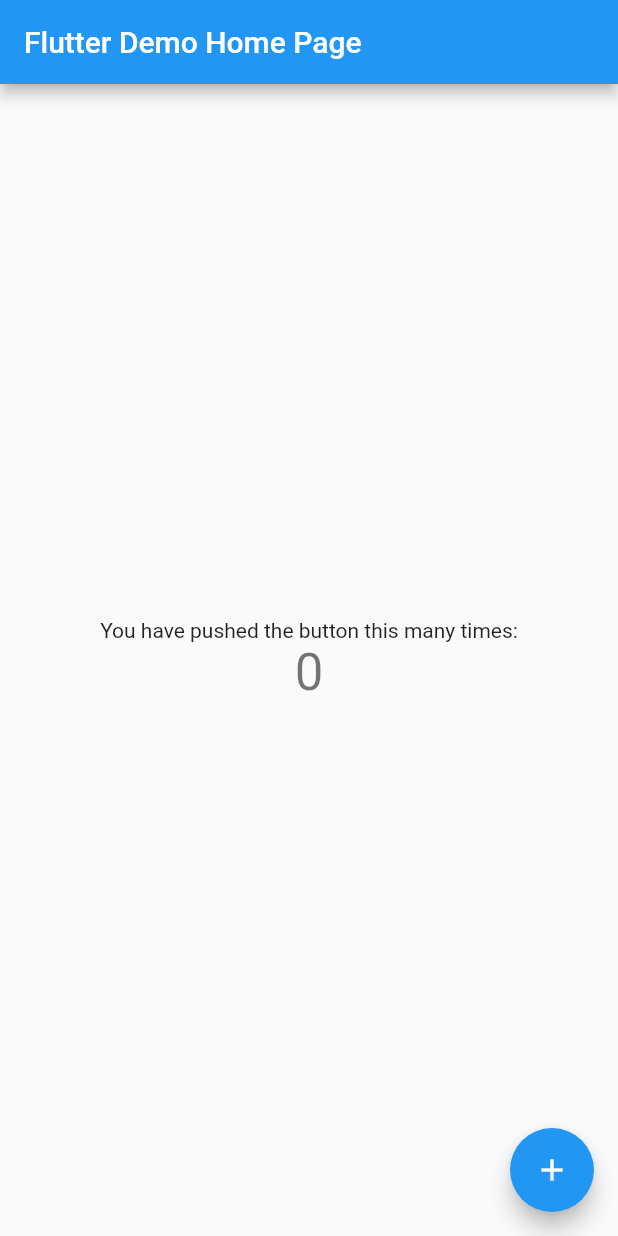
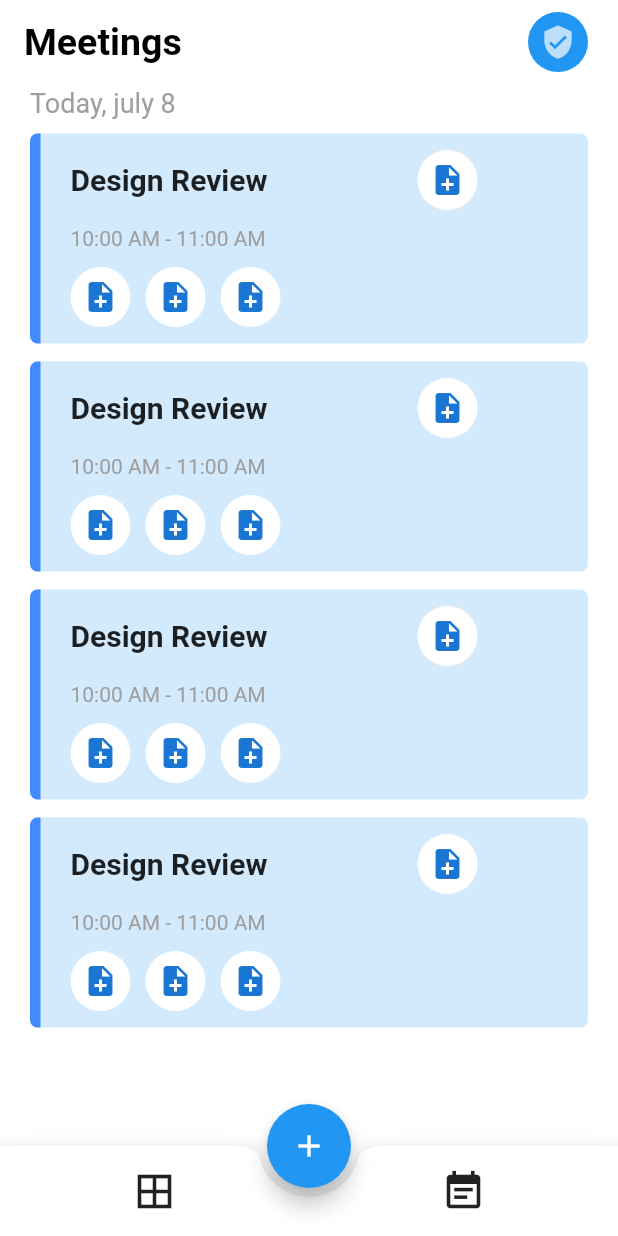
Before and after one commit to irvine5k/flutter_piaui_app, a Flutter app: the screen it shows after launch, on a phone screen of 412 x 824 dp. Run offline on Flutter 3.47's test engine with Material 2 defaults, Android fonts, the light colour scheme and no system bars.

Commit message:
adicionado tela de home no app

```diff
--- a/lib/main.dart
+++ b/lib/main.dart
@@ -1,111 +1,15 @@
 import 'package:flutter/material.dart';
+import 'package:flutter_piaui_app/src/home/home_page.dart';
 
 void main() => runApp(MyApp());
 
 class MyApp extends StatelessWidget {
-  // This widget is the root of your application.
   @override
   Widget build(BuildContext context) {
     return MaterialApp(
-      title: 'Flutter Demo',
-      theme: ThemeData(
-        // This is the theme of your application.
-        //
-        // Try running your application with "flutter run". You'll see the
-        // application has a blue toolbar. Then, without quitting the app, try
-        // changing the primarySwatch below to Colors.green and then invoke
-        // "hot reload" (press "r" in the console where you ran "flutter run",
-        // or simply save your changes to "hot reload" in a Flutter IDE).
-        // Notice that the counter didn't reset back to zero; the application
-        // is not restarted.
-        primarySwatch: Colors.blue,
-      ),
-      home: MyHomePage(title: 'Flutter Demo Home Page'),
+      title: 'Flutter Piauí',
+      debugShowCheckedModeBanner: false,
+      home: Home(),
     );
   }
 }
-
-class MyHomePage extends StatefulWidget {
-  MyHomePage({Key key, this.title}) : super(key: key);
-
-  // This widget is the home page of your application. It is stateful, meaning
-  // that it has a State object (defined below) that contains fields that affect
-  // how it looks.
-
-  // This class is the configuration for the state. It holds the values (in this
-  // case the title) provided by the parent (in this case the App widget) and
-  // used by the build method of the State. Fields in a Widget subclass are
-  // always marked "final".
-
-  final String title;
-
-  @override
-  _MyHomePageState createState() => _MyHomePageState();
-}
-
-class _MyHomePageState extends State<MyHomePage> {
-  int _counter = 0;
-
-  void _incrementCounter() {
-    setState(() {
-      // This call to setState tells the Flutter framework that something has
-      // changed in this State, which causes it to rerun the build method below
-      // so that the display can reflect the updated values. If we changed
-      // _counter without calling setState(), then the build method would not be
-      // called again, and so nothing would appear to happen.
-      _counter++;
-    });
-  }
-
-  @override
-  Widget build(BuildContext context) {
-    // This method is rerun every time setState is called, for instance as done
-    // by the _incrementCounter method above.
-    //
-    // The Flutter framework has been optimized to make rerunning build methods
-    // fast, so that you can just rebuild anything that needs updating rather
-    // than having to individually change instances of widgets.
-    return Scaffold(
-      appBar: AppBar(
-        // Here we take the value from the MyHomePage object that was created by
-        // the App.build method, and use it to set our appbar title.
-        title: Text(widget.title),
-      ),
-      body: Center(
-        // Center is a layout widget. It takes a single child and positions it
-        // in the middle of the parent.
-        child: Column(
-          // Column is also a layout widget. It takes a list of children and
-          // arranges them vertically. By default, it sizes itself to fit its
-          // children horizontally, and tries to be as tall as its parent.
-          //
-          // Invoke "debug painting" (press "p" in the console, choose the
-          // "Toggle Debug Paint" action from the Flutter Inspector in Android
-          // Studio, or the "Toggle Debug Paint" command in Visual Studio Code)
-          // to see the wireframe for each widget.
-          //
-          // Column has various properties to control how it sizes itself and
-          // how it positions its children. Here we use mainAxisAlignment to
-          // center the children vertically; the main axis here is the vertical
-          // axis because Columns are vertical (the cross axis would be
-          // horizontal).
-          mainAxisAlignment: MainAxisAlignment.center,
-          children: <Widget>[
-            Text(
-              'You have pushed the button this many times:',
-            ),
-            Text(
-              '$_counter',
-              style: Theme.of(context).textTheme.headline4,
-            ),
-          ],
-        ),
-      ),
-      floatingActionButton: FloatingActionButton(
-        onPressed: _incrementCounter,
-        tooltip: 'Increment',
-        child: Icon(Icons.add),
-      ), // This trailing comma makes auto-formatting nicer for build methods.
-    );
-  }
-}
--- /dev/null
+++ b/lib/src/home/home_page.dart
@@ -0,0 +1,79 @@
+import 'package:flutter/material.dart';
+import 'package:flutter_piaui_app/src/home/widgets/card.dart';
+
+class Home extends StatelessWidget {
+  @override
+  Widget build(BuildContext context) {
+    return Scaffold(
+      backgroundColor: Colors.white,
+      appBar: AppBar(
+        backgroundColor: Colors.white,
+        elevation: 0,
+        title: Text(
+          'Meetings',
+          style: TextStyle(
+              color: Colors.black, fontSize: 25, fontWeight: FontWeight.bold),
+        ),
+        actions: <Widget>[
+          Padding(
+            padding: const EdgeInsets.only(right: 20),
+            child: CircleAvatar(
+              child: Icon(Icons.verified_user),
+              backgroundColor: Colors.blue,
+            ),
+          ),
+        ],
+      ),
+      body: ListView(
+        padding: EdgeInsets.symmetric(horizontal: 20),
+        children: <Widget>[
+          Column(
+            crossAxisAlignment: CrossAxisAlignment.start,
+            children: <Widget>[
+              Padding(
+                padding: const EdgeInsets.only(bottom: 10, top: 2),
+                child: Text(
+                  'Today, july 8',
+                  style: TextStyle(fontSize: 18, color: Colors.grey),
+                ),
+              ),
+              CustomCard(),
+            ],
+          ),
+          CustomCard(),
+          CustomCard(),
+          CustomCard(),
+        ],
+      ),
+      floatingActionButton: FloatingActionButton(
+        onPressed: () {},
+        child: Icon(Icons.add),
+      ),
+      floatingActionButtonLocation: FloatingActionButtonLocation.centerDocked,
+      bottomNavigationBar: BottomAppBar(
+        shape: CircularNotchedRectangle(),
+        notchMargin: 6.0,
+        child: Row(
+          mainAxisSize: MainAxisSize.max,
+          mainAxisAlignment: MainAxisAlignment.spaceAround,
+          children: <Widget>[
+            Padding(
+              padding: const EdgeInsets.only(top: 15, bottom: 15),
+              child: Icon(
+                Icons.border_all,
+                size: 30,
+              ),
+            ),
+            Padding(
+              padding: const EdgeInsets.only(top: 15, bottom: 15),
+              child: Icon(
+                Icons.event_note,
+                size: 30,
+              ),
+            ),
+          ],
+        ),
+      ),
+    );
+  }
+}
--- /dev/null
+++ b/lib/src/home/widgets/card.dart
@@ -0,0 +1,79 @@
+import 'package:flutter/material.dart';
+
+class CustomCard extends StatelessWidget {
+  @override
+  Widget build(BuildContext context) {
+    return Container(
+      margin: EdgeInsets.only(bottom: 12),
+      width: MediaQuery.of(context).size.width,
+      height: 140,
+      decoration: BoxDecoration(
+          color: Colors.blue.withOpacity(0.2),
+          borderRadius: BorderRadius.circular(5)),
+      child: Row(
+        mainAxisAlignment: MainAxisAlignment.start,
+        children: <Widget>[
+          Container(
+            margin: EdgeInsets.only(right: 20),
+            width: 7,
+            decoration: BoxDecoration(
+                color: Colors.blueAccent,
+                borderRadius: BorderRadius.only(
+                    bottomLeft: Radius.circular(5),
+                    topLeft: Radius.circular(5))),
+          ),
+          Column(
+            crossAxisAlignment: CrossAxisAlignment.start,
+            mainAxisAlignment: MainAxisAlignment.spaceEvenly,
+            children: <Widget>[
+              Row(
+                children: <Widget>[
+                  Text(
+                    'Design Review',
+                    style: TextStyle(fontSize: 20, fontWeight: FontWeight.w600),
+                  ),
+                  SizedBox(
+                    width: 100,
+                  ),
+                  CircleAvatar(
+                    child: Icon(Icons.note_add),
+                    backgroundColor: Colors.white,
+                  ),
+                ],
+              ),
+              Text(
+                '10:00 AM - 11:00 AM',
+                style: TextStyle(color: Colors.grey),
+              ),
+              Row(
+                children: <Widget>[
+                  Padding(
+                    padding: const EdgeInsets.only(right: 10),
+                    child: CircleAvatar(
+                      child: Icon(Icons.note_add),
+                      backgroundColor: Colors.white,
+                    ),
+                  ),
+                  Padding(
+                    padding: const EdgeInsets.only(right: 10),
+                    child: CircleAvatar(
+                      child: Icon(Icons.note_add),
+                      backgroundColor: Colors.white,
+                    ),
+                  ),
+                  Padding(
+                    padding: const EdgeInsets.only(right: 10),
+                    child: CircleAvatar(
+                      child: Icon(Icons.note_add),
+                      backgroundColor: Colors.white,
+                    ),
+                  ),
+                ],
+              )
+            ],
+          ),
+        ],
+      ),
+    );
+  }
+}
```
